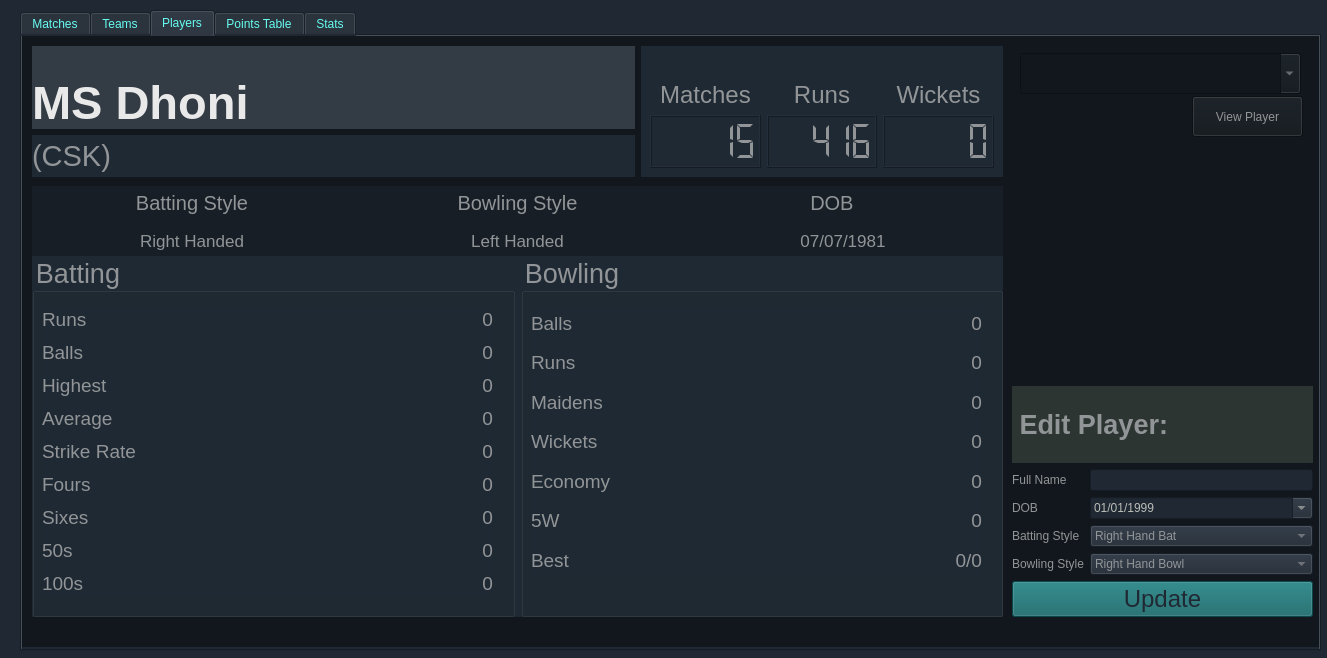
Before: the Qt Designer form UI Files/mainWindow.ui in tafzeelshams/cricketTournamentManager, drawn with Qt 5.
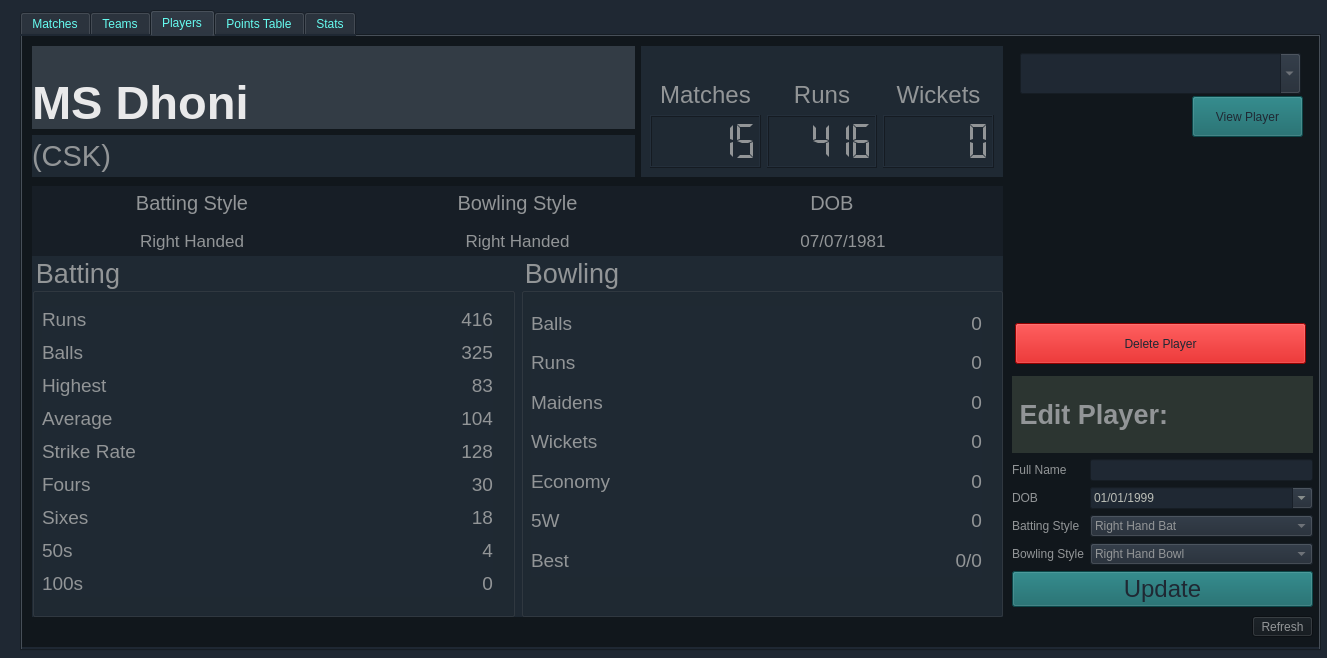
After: the same form once the commit is applied. The open tabs and pages were chosen to show the change.

What changed in the file:
```diff
--- a/UI Files/mainWindow.ui
+++ b/UI Files/mainWindow.ui
@@ -827,7 +827,7 @@
            </font>
           </property>
           <property name="text">
-           <string>Left Handed</string>
+           <string>Right Handed</string>
           </property>
           <property name="alignment">
            <set>Qt::AlignCenter</set>
@@ -860,6 +860,9 @@
          <height>41</height>
         </rect>
        </property>
+       <property name="styleSheet">
+        <string notr="true">background-color: rgb(31, 40, 51);</string>
+       </property>
        <property name="editable">
         <bool>true</bool>
        </property>
@@ -876,6 +879,9 @@
          <height>41</height>
         </rect>
        </property>
+       <property name="styleSheet">
+        <string notr="true">background-color: rgb(17, 100, 102); color: rgb(31, 40, 51);</string>
+       </property>
        <property name="text">
         <string>View Player</string>
        </property>
@@ -884,7 +890,7 @@
        <property name="geometry">
         <rect>
          <x>990</x>
-         <y>350</y>
+         <y>340</y>
          <width>301</width>
          <height>231</height>
         </rect>
@@ -1123,7 +1129,7 @@
                </font>
               </property>
               <property name="text">
-               <string>0</string>
+               <string>416</string>
               </property>
               <property name="alignment">
                <set>Qt::AlignRight|Qt::AlignTrailing|Qt::AlignVCenter</set>
@@ -1162,7 +1168,7 @@
                </font>
               </property>
               <property name="text">
-               <string>0</string>
+               <string>325</string>
               </property>
               <property name="alignment">
                <set>Qt::AlignRight|Qt::AlignTrailing|Qt::AlignVCenter</set>
@@ -1177,7 +1183,7 @@
                </font>
               </property>
               <property name="text">
-               <string>0</string>
+               <string>83</string>
               </property>
               <property name="alignment">
                <set>Qt::AlignRight|Qt::AlignTrailing|Qt::AlignVCenter</set>
@@ -1192,7 +1198,7 @@
                </font>
               </property>
               <property name="text">
-               <string>0</string>
+               <string>4</string>
               </property>
               <property name="alignment">
                <set>Qt::AlignRight|Qt::AlignTrailing|Qt::AlignVCenter</set>
@@ -1219,7 +1225,7 @@
                </font>
               </property>
               <property name="text">
-               <string>0</string>
+               <string>18</string>
               </property>
               <property name="alignment">
                <set>Qt::AlignRight|Qt::AlignTrailing|Qt::AlignVCenter</set>
@@ -1246,7 +1252,7 @@
                </font>
               </property>
               <property name="text">
-               <string>0</string>
+               <string>30</string>
               </property>
               <property name="alignment">
                <set>Qt::AlignRight|Qt::AlignTrailing|Qt::AlignVCenter</set>
@@ -1273,7 +1279,7 @@
                </font>
               </property>
               <property name="text">
-               <string>0</string>
+               <string>128</string>
               </property>
               <property name="alignment">
                <set>Qt::AlignRight|Qt::AlignTrailing|Qt::AlignVCenter</set>
@@ -1327,7 +1333,7 @@
                </font>
               </property>
               <property name="text">
-               <string>0</string>
+               <string>104</string>
               </property>
               <property name="alignment">
                <set>Qt::AlignRight|Qt::AlignTrailing|Qt::AlignVCenter</set>
@@ -1559,6 +1565,35 @@
         </item>
        </layout>
       </widget>
+      <widget class="QPushButton" name="refreshbutton3">
+       <property name="geometry">
+        <rect>
+         <x>1230</x>
+         <y>580</y>
+         <width>61</width>
+         <height>21</height>
+        </rect>
+       </property>
+       <property name="text">
+        <string>Refresh</string>
+       </property>
+      </widget>
+      <widget class="QPushButton" name="deletePlayerButton">
+       <property name="geometry">
+        <rect>
+         <x>993</x>
+         <y>287</y>
+         <width>291</width>
+         <height>41</height>
+        </rect>
+       </property>
+       <property name="styleSheet">
+        <string notr="true">background-color: rgb(204, 0, 0); color: rgb(31, 40, 51);</string>
+       </property>
+       <property name="text">
+        <string>Delete Player</string>
+       </property>
+      </widget>
      </widget>
     </widget>
     <widget class="QWidget" name="pointsTableTab">
```
Left out of the diff: 75 changed lines with no effect on the pictures.
